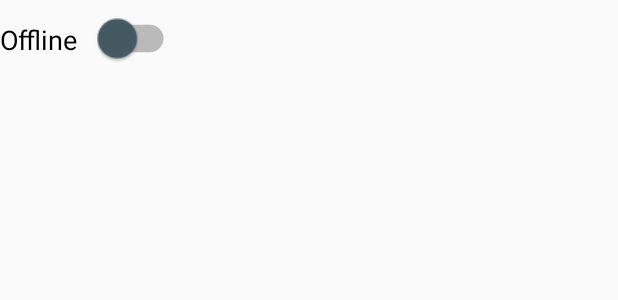
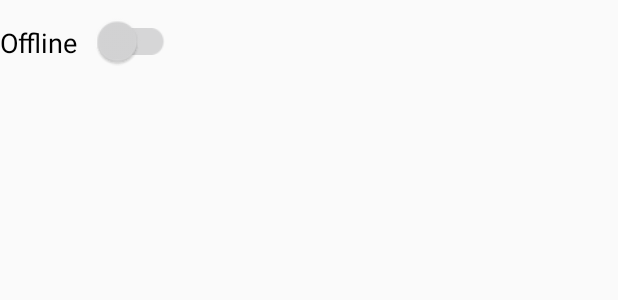
Before and after one commit to IanKiiru/LiquorGlassMerchant, an Android app: the layout user_switch.xml on its own in the app's theme, with its tools: preview values and no code run, on a phone screen of 412 x 824 dp. Shown: the top 300 px of the screen. Run offline under Robolectric (Android 15) with nearby library versions, the phone set to English and light mode, and no system bars.

Commit message:
Just added User Profile

```diff
--- a/app/build.gradle
+++ b/app/build.gradle
@@ -36,6 +36,7 @@ dependencies {
     compile 'com.rengwuxian.materialedittext:library:2.1.4'
     compile 'com.android.support:cardview-v7:25.3.1'
     compile 'com.android.support:recyclerview-v7:25.3.1'
+    compile 'com.google.firebase:firebase-storage:11.0.4'
     compile 'com.squareup.picasso:picasso:2.5.2'
     compile 'com.firebaseui:firebase-ui-database:1.2.0'
     compile 'com.android.support:design:25.3.1'
--- a/app/src/main/AndroidManifest.xml
+++ b/app/src/main/AndroidManifest.xml
@@ -29,7 +29,8 @@
         <activity
             android:name=".Home"
             android:label="@string/title_activity_home"
-            android:theme="@style/AppTheme"></activity>
+            android:theme="@style/AppTheme" />
+        <activity android:name=".UserProfile"></activity>
     </application>
 
 </manifest>
--- a/app/src/main/res/layout/user_switch.xml
+++ b/app/src/main/res/layout/user_switch.xml
@@ -3,7 +3,7 @@
     android:orientation="vertical" android:layout_width="match_parent"
     android:layout_height="match_parent">
 
-    <Switch
+    <android.support.v7.widget.SwitchCompat
         android:layout_width="wrap_content"
         android:layout_height="wrap_content"
         android:text="Offline  "
@@ -12,10 +12,10 @@
         android:textColor="@android:color/black"
         android:layout_marginLeft="8dp"
         android:layout_marginRight="8dp"
-        android:layout_marginTop="10dp"
+        android:layout_marginTop="12dp"
         android:thumbTextPadding="14.5dp"
-        android:thumbTint="@color/colorAccent"
         android:padding="6dp"
+        style="@style/SwitchCompatStyle"
         android:id="@+id/online_switch" />
 
 </LinearLayout>
--- a/app/src/main/res/menu/activity_home_drawer.xml
+++ b/app/src/main/res/menu/activity_home_drawer.xml
@@ -9,7 +9,7 @@
         <item
             android:id="@+id/nav_account"
             android:icon="@drawable/ic_person_black_24dp"
-            android:title="Account" />
+            android:title="Your Account" />
         <item
             android:id="@+id/nav_help"
             android:icon="@drawable/ic_help_black_24dp"
--- a/app/src/main/res/values/colors.xml
+++ b/app/src/main/res/values/colors.xml
@@ -10,4 +10,8 @@
     <color name="overlayBackground">#7f333639</color>
     <color name="hint_editTextColor">#424242</color>
     <color name="overlayActionBar">#0e0d0e</color>
+
+    <color name="tealOn">#26A69A</color>
+    <color name="profileDetails">#FFD600</color>
+    <color name="tealOff">#9E9E9E</color>
 </resources>
--- a/app/src/main/res/values/styles.xml
+++ b/app/src/main/res/values/styles.xml
@@ -12,4 +12,9 @@
 
     <style name="AppTheme.PopupOverlay" parent="ThemeOverlay.AppCompat.Light" />
 
+    <style name="SwitchCompatStyle" >
+        <item name="thumbTint">@color/switch_color</item>
+        <item name="trackTint">@color/switch_color</item>
+    </style>
+
 </resources>
```
Also changed, not shown: app/src/main/java/com/liquor/kiiru/liquorglassmerchant/Home.java (+27 -21 lines), app/src/main/res/layout/content_home.xml (+14 -1 lines).
